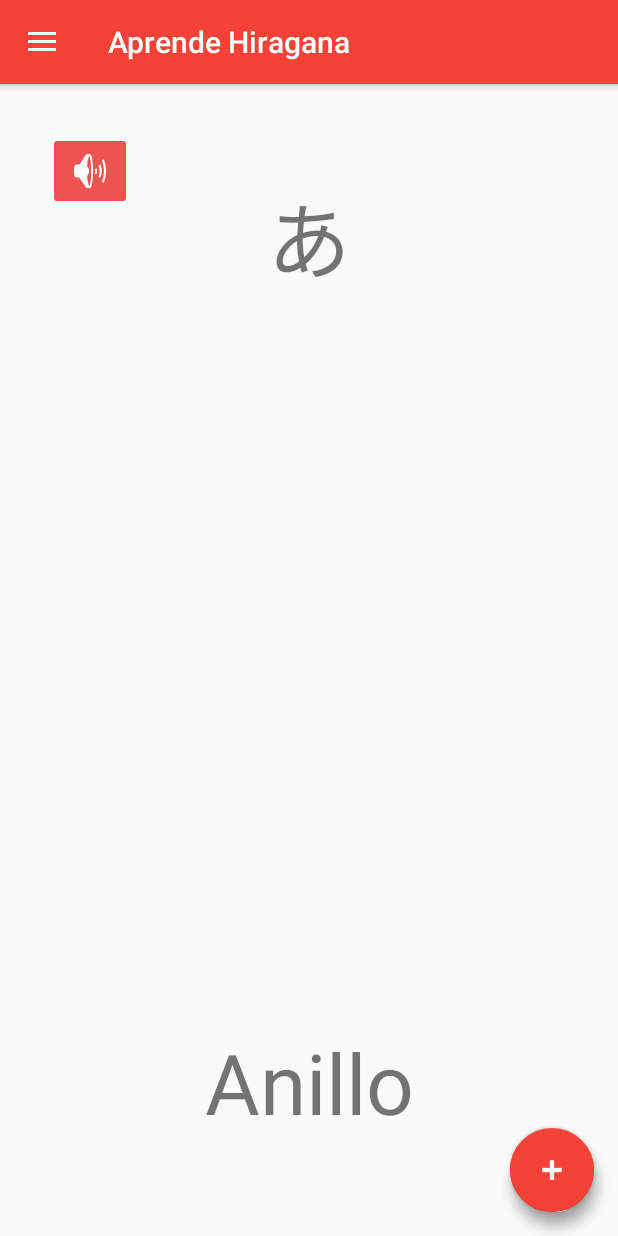
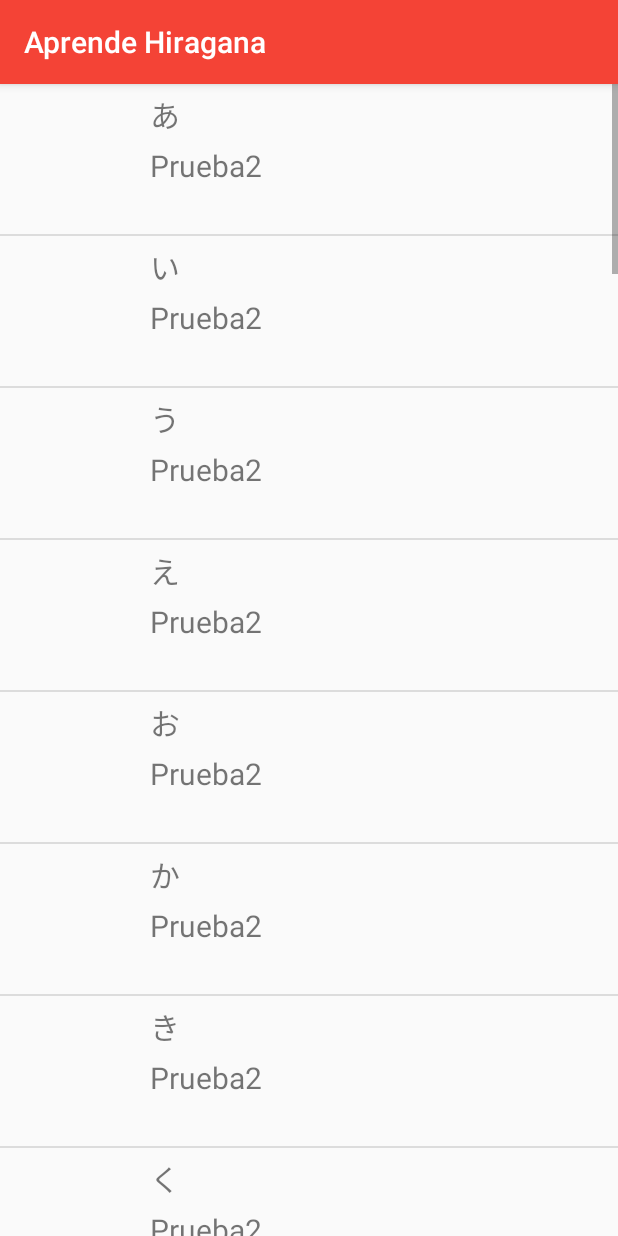
Before and after one commit to rockderick/LearnJapanese, an Android app: the screen it shows after launch (HiraganaDrawerActivity before the commit, HiraganaListActivity after it), after a tap on "REFERENCIA RÁPIDA", on a phone screen of 412 x 824 dp. Run offline under Robolectric (Android 15) with nearby library versions, the phone set to English and light mode, and no system bars; pictures from the network do not load; 1 statement that could not run was skipped.

Commit message:
-Agrego Lista, es un poco lenta al desplegar los elementos

```diff
--- a/app/src/main/AndroidManifest.xml
+++ b/app/src/main/AndroidManifest.xml
@@ -20,6 +20,7 @@
         <activity android:name=".HiraganaActivity" />
         <activity android:name=".HiraganaSlideActivity" />
         <activity android:name=".HiraganaTableActivity" />
+        <activity android:name=".HiraganaListActivity" />
         <activity
             android:name=".HiraganaDrawerActivity"
             android:label="@string/title_activity_hiraga_drawer"
--- /dev/null
+++ b/app/src/main/java/com/example/android/learnjapanese/HiraganaListActivity.java
@@ -0,0 +1,76 @@
+package com.example.android.learnjapanese;
+
+import android.app.Activity;
+import android.content.Context;
+import android.os.Bundle;
+import android.support.v7.app.AppCompatActivity;
+import android.view.LayoutInflater;
+import android.view.View;
+import android.view.ViewGroup;
+import android.widget.ArrayAdapter;
+import android.widget.ImageView;
+import android.widget.ListView;
+import android.widget.TextView;
+
+import com.bumptech.glide.Glide;
+import com.bumptech.glide.request.target.GlideDrawableImageViewTarget;
+import com.example.android.learnjapanese.logic.Hiragana;
+import com.example.android.learnjapanese.logic.HiraganaList;
+
+import java.util.ArrayList;
+import java.util.List;
+
+/**
+ * Created by rockderick on 19/07/16.
+ */
+public class HiraganaListActivity extends AppCompatActivity {
+    @Override
+    protected void onCreate(Bundle savedInstanceState) {
+        super.onCreate(savedInstanceState);
+        setContentView(R.layout.hiraga_list_view);
+
+        HiraganaList hiraganaList = new HiraganaList();
+
+        ArrayAdapter<Hiragana> listAdapter = new HiraganaListAdapter(this, hiraganaList);
+
+        ListView listView = (ListView) findViewById(R.id.list);
+        listView.setAdapter(listAdapter);
+    }
+
+}
+
+
+class HiraganaListAdapter extends ArrayAdapter<Hiragana> {
+
+    private final Activity mActivity;
+    private final HiraganaList hiraganaList;
+
+    HiraganaListAdapter(Activity activity, HiraganaList hiraganaList) {
+        super(activity, R.layout.list_item, R.id.text_preview, hiraganaList.getHiraganaList());
+        mActivity = activity;
+        this.hiraganaList = hiraganaList;
+    }
+
+    @Override
+    public View getView(int position, View view, ViewGroup parent) {
+        LayoutInflater inflater = mActivity.getLayoutInflater();
+        View rowView = inflater.inflate(R.layout.list_item, null, true);
+        TextView txtTitle = (TextView) rowView.findViewById(R.id.text_preview);
+        Hiragana character = hiraganaList.getHiraganaList().get(position);
+        //ImageView imageView = (ImageView) rowView.findViewById(R.id.hiragana_gif_image);
+        txtTitle.setText(character.getReading());
+
+        //imageView.setImageResource(character.getImage());
+        ImageView imageViewGif = (ImageView) rowView.findViewById(R.id.hiragana_gif_image);
+
+        //GlideDrawableImageViewTarget imageViewTarget = new GlideDrawableImageViewTarget(imageViewGif);
+        //Glide.clear(imageViewTarget);
+        Glide
+                .with(mActivity)
+                .load(character.getImage()).asBitmap().into(imageViewGif);
+
+
+        return rowView;
+    }
+
+}
--- a/app/src/main/java/com/example/android/learnjapanese/MenuActivity.java
+++ b/app/src/main/java/com/example/android/learnjapanese/MenuActivity.java
@@ -16,12 +16,11 @@ public class MenuActivity extends AppCompatActivity {
 
 
     public void learnHiragana(View view){
-        startActivity(new Intent(this, HiraganaSlideActivity.class));
-        //startActivity(new Intent(this, HiraganaActivity.class));
+        startActivity(new Intent(this, HiraganaDrawerActivity.class));
     }
 
     public void quickReference(View view){
-        startActivity(new Intent(this, HiraganaDrawerActivity.class));
-        //startActivity(new Intent(this, HiraganaActivity.class));
+        //startActivity(new Intent(this, HiraganaTableActivity.class));
+        startActivity(new Intent(this, HiraganaListActivity.class));
     }
 }
--- /dev/null
+++ b/app/src/main/res/layout/hiraga_list_view.xml
@@ -0,0 +1,13 @@
+<?xml version="1.0" encoding="utf-8"?>
+<RelativeLayout xmlns:android="http://schemas.android.com/apk/res/android"
+    android:layout_width="match_parent"
+    android:layout_height="match_parent">
+
+
+    <ListView
+        android:id="@+id/list"
+        android:layout_width="wrap_content"
+        android:layout_height="wrap_content">
+
+    </ListView>
+</RelativeLayout>
--- /dev/null
+++ b/app/src/main/res/layout/list_item.xml
@@ -0,0 +1,38 @@
+<?xml version="1.0" encoding="utf-8"?>
+<RelativeLayout xmlns:android="http://schemas.android.com/apk/res/android"
+    android:orientation="horizontal"
+    android:layout_width="match_parent"
+    android:layout_height="match_parent">
+
+    <ImageView
+        android:id="@+id/hiragana_gif_image"
+        android:layout_width="100dp"
+        android:layout_height="100dp"
+
+        />
+
+    <LinearLayout
+        android:id="@+id/text_linear_layout"
+        android:layout_width="match_parent"
+        android:layout_height="wrap_content"
+        android:layout_toRightOf="@id/hiragana_gif_image"
+        android:orientation="vertical">
+
+        <TextView
+            android:id="@+id/text_preview"
+            android:layout_width="match_parent"
+            android:layout_height="wrap_content"
+            android:text="Prueba"
+            android:textSize="20sp"
+            android:paddingTop="5dp" />
+
+
+        <TextView
+            android:layout_width="match_parent"
+            android:layout_height="wrap_content"
+            android:text="Prueba2"
+            android:textSize="20sp"
+            android:paddingTop="5dp" />
+
+    </LinearLayout>
+</RelativeLayout>
```
